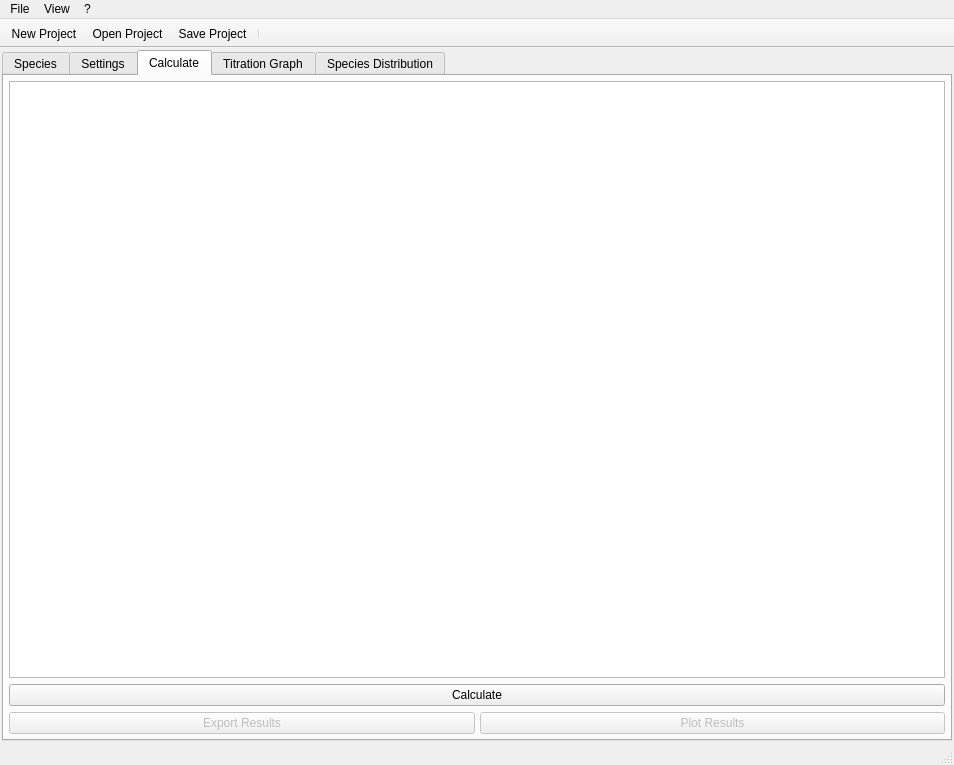
Above: src/main/python/ui/sssc_main.ui from Kastakin/PyES before the change. Below: the same form after it.
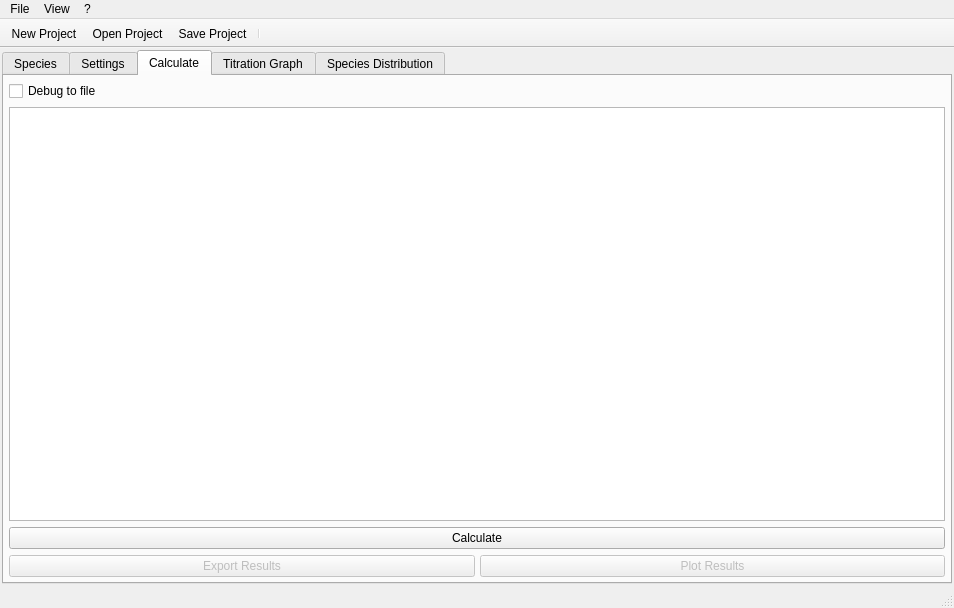
That is the form after the change. The open tabs and pages were chosen to show the change. Icons and pictures are not drawn. Custom widgets are drawn as their Qt base class.

```diff
--- a/src/main/python/ui/sssc_main.ui
+++ b/src/main/python/ui/sssc_main.ui
@@ -7,7 +7,7 @@
     <x>0</x>
     <y>0</y>
     <width>954</width>
-    <height>765</height>
+    <height>608</height>
    </rect>
   </property>
   <property name="sizePolicy">
@@ -1317,6 +1317,13 @@
         <property name="bottomMargin">
          <number>5</number>
         </property>
+        <item>
+         <widget class="QCheckBox" name="debug">
+          <property name="text">
+           <string>Debug to file</string>
+          </property>
+         </widget>
+        </item>
         <item>
          <widget class="QTextEdit" name="consoleOutput">
           <property name="font">
```
Left out of the diff: 27 changed lines with no effect on the pictures.
